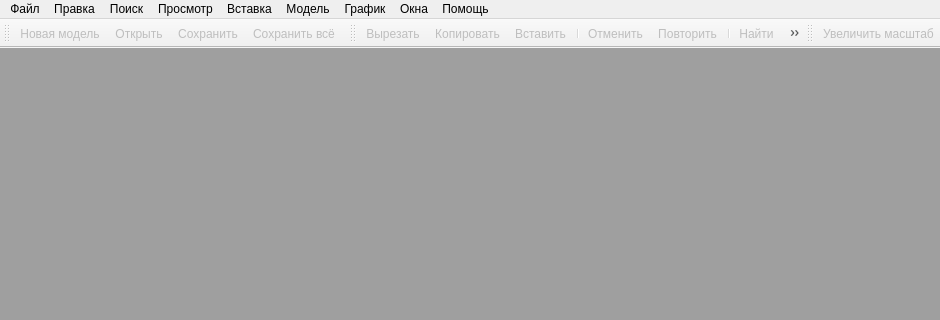
Old version of the form rdo/app/rdo_studio/branches/dev_qt_migration/res/ui/main_window.ui in the repository aurusov/rdo_studio; both pictures show x 0 to 940 and y 0 to 320 of the 1059 by 564 pixel window.
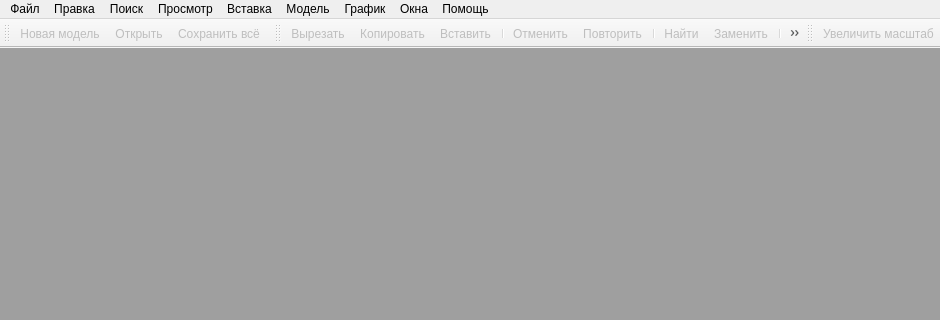
New version of the form. Icons and pictures are not drawn.

Commit message: - удален пункт меню fileSave, т.к. это копипаст fileSaveAll

The edit to the form file:
```diff
--- a/rdo/app/rdo_studio/branches/dev_qt_migration/res/ui/main_window.ui
+++ b/rdo/app/rdo_studio/branches/dev_qt_migration/res/ui/main_window.ui
@@ -206,7 +206,6 @@
    </attribute>
    <addaction name="actFileNew"/>
    <addaction name="actFileOpen"/>
-   <addaction name="actFileSave"/>
    <addaction name="actFileSaveAll"/>
   </widget>
   <widget class="QToolBar" name="toolBarEdit">
@@ -331,22 +330,6 @@
     <string>Закрыть</string>
    </property>
   </action>
-  <action name="actFileSave">
-   <property name="enabled">
-    <bool>false</bool>
-   </property>
-   <property name="icon">
-    <iconset resource="../rdo_studio.qrc">
-     <normaloff>:/images/images/file_save.png</normaloff>
-     <disabledoff>:/images/images/file_save_d.png</disabledoff>:/images/images/file_save.png</iconset>
-   </property>
-   <property name="text">
-    <string>Сохранить</string>
-   </property>
-   <property name="shortcut">
-    <string>Ctrl+S</string>
-   </property>
-  </action>
   <action name="actFileSaveAll">
    <property name="enabled">
     <bool>false</bool>
```
Left out of the diff: 4 changed lines with no effect on the pictures. The commit also changes 2 other files.
